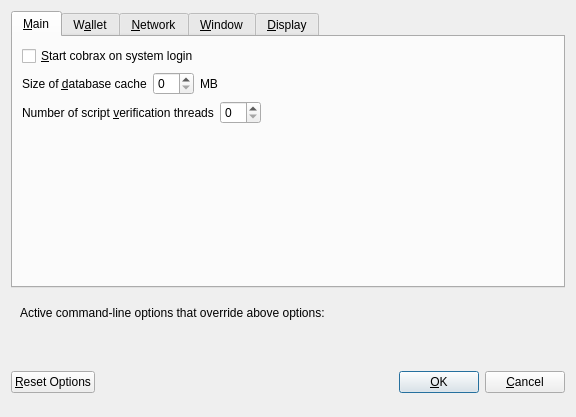
Qt form src/qt/forms/optionsdialog.ui (atomdax/Yotoken) before a commit.
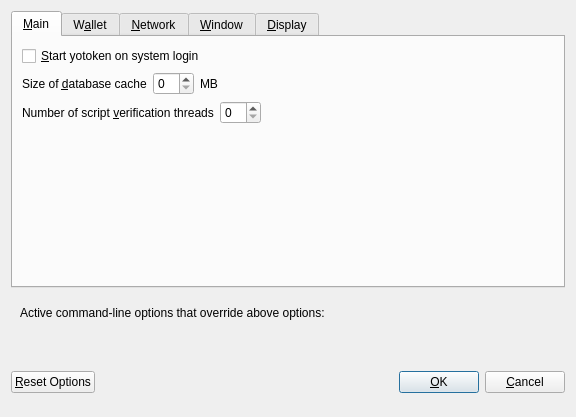
The same form after that commit. Custom widgets are drawn as their Qt base class.

```diff
--- a/src/qt/forms/optionsdialog.ui
+++ b/src/qt/forms/optionsdialog.ui
@@ -33,7 +33,7 @@
           <string>Automatically start cobrax after logging in to the system.</string>
          </property>
          <property name="text">
-          <string>&amp;Start cobrax on system login</string>
+          <string>&amp;Start yotoken on system login</string>
          </property>
         </widget>
        </item>
```
Left out of the diff: 10 changed lines with no effect on the pictures.
